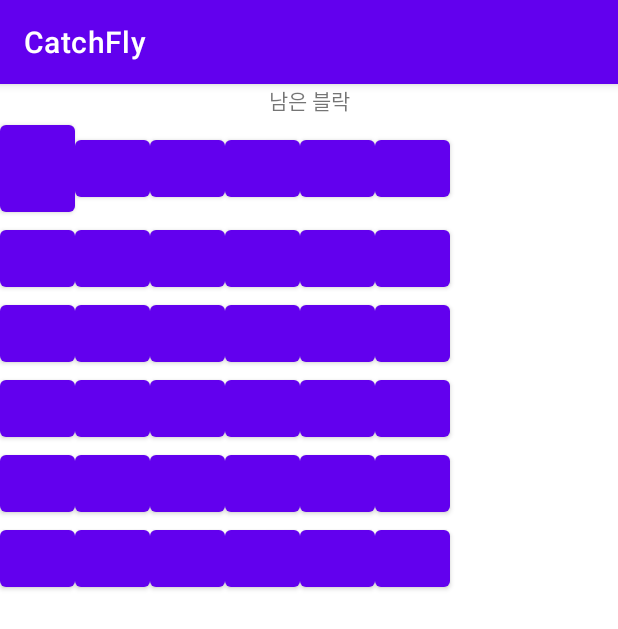
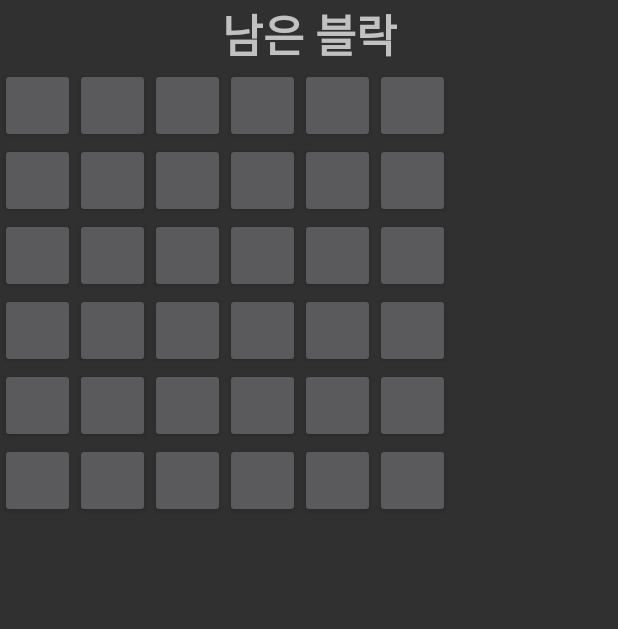
Before and after one commit to PeanutButterFam/CatchFly, an Android app: the screen it shows after launch (MainActivity), on a phone screen of 412 x 824 dp. Shown: the top 629 px of the screen. Run offline under Robolectric (Android 15) with nearby library versions, the light colour scheme and no system bars.

Commit message:
modifying map

```diff
--- a/app/src/main/AndroidManifest.xml
+++ b/app/src/main/AndroidManifest.xml
@@ -8,7 +8,7 @@
         android:label="@string/app_name"
         android:roundIcon="@mipmap/ic_launcher_round"
         android:supportsRtl="true"
-        android:theme="@style/Theme.CatchFly">
+        android:theme="@style/Theme.AppCompat.NoActionBar">
         <activity android:name=".MainActivity">
             <intent-filter>
                 <action android:name="android.intent.action.MAIN" />
--- a/app/src/main/res/layout/activity_main.xml
+++ b/app/src/main/res/layout/activity_main.xml
@@ -7,24 +7,13 @@
     tools:context=".MainActivity"
     android:orientation="vertical">
 
-    <LinearLayout
+    <TextView
         android:layout_width="match_parent"
         android:layout_height="wrap_content"
-        android:orientation="horizontal">
-        <TextView
-            android:layout_width="match_parent"
-            android:layout_height="wrap_content"
-            android:gravity="center"
-            android:text="남은 블락"/>
-
-        <TextView
-            android:layout_width="wrap_content"
-            android:layout_height="wrap_content"
-            android:gravity="center"
-            android:id="@+id/leftBlocks"/>
-
-    </LinearLayout>
-
+        android:gravity="center"
+        android:text="남은 블락"
+        android:textStyle="bold"
+        android:textSize="30sp"/>
 
     <GridLayout
         android:layout_width="match_parent"
@@ -34,7 +23,7 @@
 
         <Button
             android:layout_width="50dp"
-            android:layout_height="70dp"/>
+            android:layout_height="50dp"/>
         <Button
             android:layout_width="50dp"
             android:layout_height="50dp"/>
```
